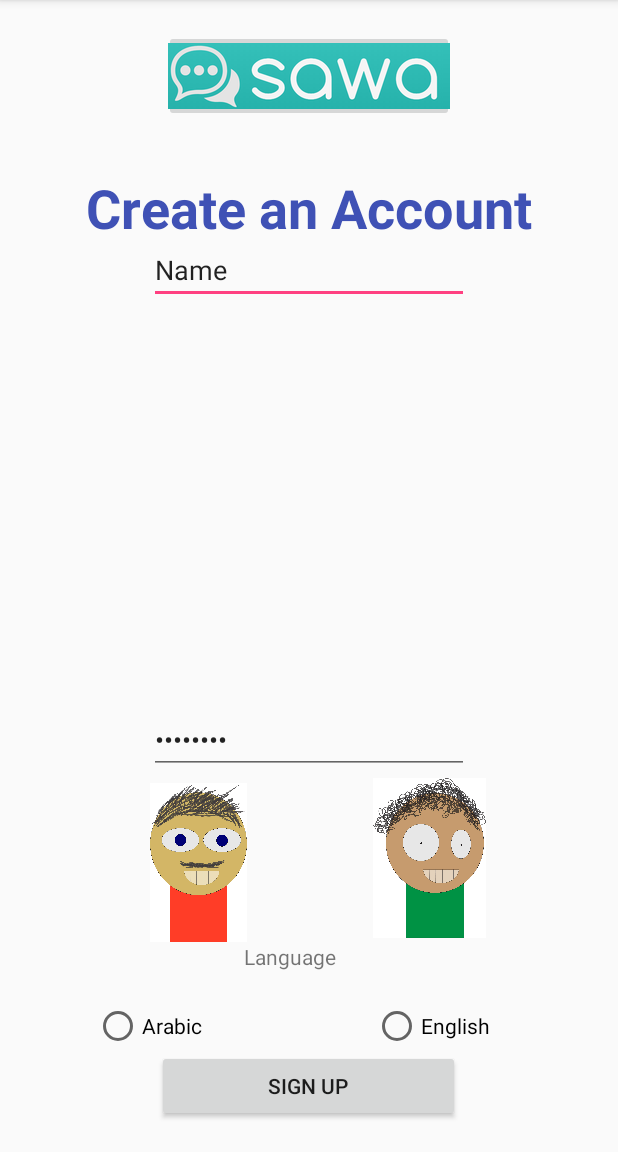
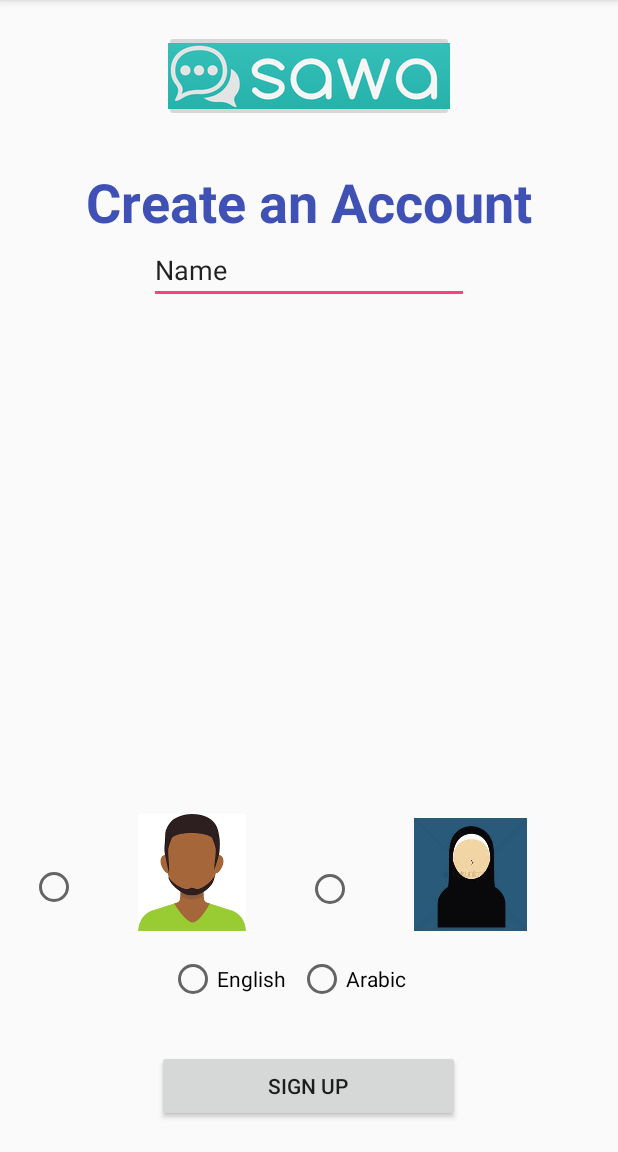
Before and after one commit to karibtidoucha/sawa, an Android app: the screen it shows after launch (MainActivity), on a phone screen of 412 x 824 dp, the part 84-1236 px from its top. Run offline under Robolectric (Android 15) with nearby library versions, the phone set to English and light mode, and no system bars.

Commit message:
nee layout with uglier avatars

```diff
--- a/app/src/main/res/layout/activity2.xml
+++ b/app/src/main/res/layout/activity2.xml
@@ -20,5 +20,30 @@
         android:layout_alignParentStart="true"
         android:text="Third Activity" />
 
+    <ImageView
+        android:id="@+id/imageView3"
+        android:layout_width="wrap_content"
+        android:layout_height="wrap_content"
+        android:layout_alignParentEnd="true"
+        android:layout_alignParentTop="true"
+        app:srcCompat="@mipmap/avatar3" />
+
+    <TextView
+        android:id="@+id/textView3"
+        android:layout_width="70dp"
+        android:layout_height="wrap_content"
+        android:layout_alignEnd="@+id/third_activity"
+        android:layout_below="@+id/imageView3"
+        android:text="Name" />
+
+    <TextView
+        android:id="@+id/textView4"
+        android:layout_width="236dp"
+        android:layout_height="88dp"
+        android:layout_alignParentStart="true"
+        android:layout_alignTop="@+id/imageView3"
+        android:layout_marginStart="10dp"
+        android:text="TextView" />
+
 
 </RelativeLayout>
--- a/app/src/main/res/layout/activity_main.xml
+++ b/app/src/main/res/layout/activity_main.xml
@@ -30,61 +30,49 @@
         android:inputType="textPersonName"
         android:text="Name" />
 
-    <RadioButton
-        android:id="@+id/radioButton"
-        android:layout_width="100dp"
+    <RadioGroup
+        android:layout_width="wrap_content"
         android:layout_height="wrap_content"
-        android:layout_above="@+id/second_activity"
-        android:layout_alignEnd="@+id/button5"
-        android:text="Arabic" />
+        android:layout_alignParentBottom="true"
+        android:layout_centerHorizontal="true"
+        android:layout_marginBottom="79dp"
+        android:orientation="horizontal">
 
-    <RadioButton
-        android:id="@+id/radioButton2"
-        android:layout_width="86dp"
-        android:layout_height="wrap_content"
-        android:layout_alignTop="@+id/radioButton"
-        android:layout_toEndOf="@+id/textView2"
-        android:text="English" />
 
-    <TextView
-        android:id="@+id/textView2"
-        android:layout_width="86dp"
-        android:layout_height="40dp"
-        android:layout_above="@+id/radioButton"
-        android:layout_centerHorizontal="true"
-        android:text="Language" />
+        <RadioButton
+            android:id="@+id/radioButton2"
+            android:layout_width="86dp"
+            android:layout_height="wrap_content"
+            android:layout_alignEnd="@+id/textView"
+            android:layout_centerVertical="true"
+            android:layout_weight="1"
+            android:text="English" />
 
-    <ImageView
-        android:id="@+id/imageView"
-        android:layout_width="66dp"
-        android:layout_height="106dp"
-        android:layout_above="@+id/textView2"
-        android:layout_alignStart="@+id/editText"
-        app:srcCompat="@mipmap/avatar2" />
-
-    <ImageView
-        android:id="@+id/imageView2"
-        android:layout_width="75dp"
-        android:layout_height="112dp"
-        android:layout_above="@+id/textView2"
-        android:layout_alignStart="@+id/radioButton2"
-        app:srcCompat="@mipmap/avatar1" />
+        <RadioButton
+            android:id="@+id/radioButton"
+            android:layout_width="100dp"
+            android:layout_height="wrap_content"
+            android:layout_alignStart="@+id/textView"
+            android:layout_centerVertical="true"
+            android:layout_weight="1"
+            android:text="Arabic" />
+    </RadioGroup>
 
     <Button
         android:id="@+id/button5"
-        android:layout_width="63dp"
-        android:layout_height="103dp"
-        android:layout_above="@+id/textView2"
-        android:layout_alignStart="@+id/editText"
+        android:layout_width="65dp"
+        android:layout_height="76dp"
+        android:layout_alignBottom="@+id/imageView"
+        android:layout_alignEnd="@+id/second_activity"
         android:text="Button"
         android:visibility="invisible" />
 
     <Button
         android:id="@+id/button7"
         android:layout_width="75dp"
-        android:layout_height="111dp"
-        android:layout_above="@+id/textView2"
-        android:layout_alignStart="@+id/radioButton2"
+        android:layout_height="80dp"
+        android:layout_alignStart="@+id/imageView2"
+        android:layout_alignTop="@+id/imageView2"
         android:text="Button"
         android:visibility="invisible" />
 
@@ -96,27 +84,40 @@
         android:layout_centerHorizontal="true"
         app:srcCompat="@mipmap/sawa_two" />
 
-    <EditText
-        android:id="@+id/editText2"
-        android:layout_width="wrap_content"
-        android:layout_height="wrap_content"
-        android:layout_above="@+id/imageView2"
-        android:layout_centerHorizontal="true"
-        android:ems="10"
-        android:inputType="textPassword"
-        android:text="Password" />
-
     <TextView
         android:id="@+id/textView"
         android:layout_width="wrap_content"
         android:layout_height="wrap_content"
         android:layout_alignParentTop="true"
         android:layout_centerHorizontal="true"
-        android:layout_marginTop="94dp"
+        android:layout_marginTop="90dp"
         android:text="Create an Account"
         android:textColor="?attr/colorPrimary"
         android:textSize="36sp"
         android:textStyle="bold" />
 
+    <RadioGroup
+        android:layout_width="match_parent"
+        android:layout_height="wrap_content"
+        android:layout_alignParentBottom="true"
+        android:layout_centerHorizontal="true"
+        android:layout_marginBottom="108dp"
+        android:orientation="horizontal">
+
+        <RadioButton
+            android:id="@+id/radioButton4"
+            android:layout_width="wrap_content"
+            android:layout_height="wrap_content"
+            android:layout_weight="1"
+            android:drawableTop="@mipmap/avatar3" />
+
+        <RadioButton
+            android:id="@+id/radioButton5"
+            android:layout_width="wrap_content"
+            android:layout_height="wrap_content"
+            android:layout_weight="1"
+            android:drawableTop="@mipmap/hij" />
+    </RadioGroup>
+
 
 </RelativeLayout>
```
Also changed, not shown: app/src/main/res/mipmap-xxhdpi/avatar3.jpg (added), app/src/main/res/mipmap-xxhdpi/avatar4.jpg (added), app/src/main/res/mipmap-xxhdpi/hij.jpg (added), 6 other files.
